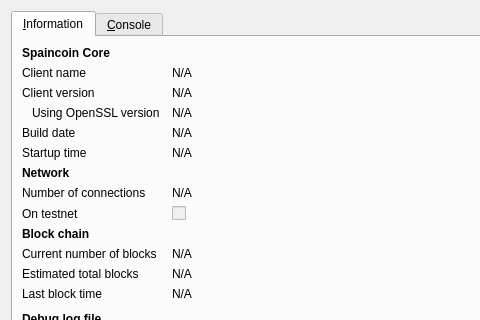
TheRCG/SPT, file src/qt/forms/rpcconsole.ui: the form before one commit; both pictures show x 0 to 480 and y 0 to 320 of the 740 by 450 pixel window.
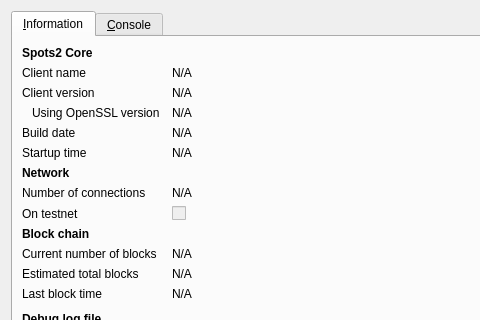
The form after the commit. Icons and pictures are not drawn.

Commit message:
Spots2 - Significant Code Changes
Difficulty Adjustment Fork --> 93500

Scrypt-N Fork --> 5/17 10PM EST

What changed in the file:
```diff
--- a/src/qt/forms/rpcconsole.ui
+++ b/src/qt/forms/rpcconsole.ui
@@ -36,7 +36,7 @@
           </font>
          </property>
          <property name="text">
-          <string>Spaincoin Core</string>
+          <string>Spots2 Core</string>
          </property>
         </widget>
        </item>
```
Left out of the diff: 6 changed lines with no effect on the pictures. The commit also changes 130 other files.
